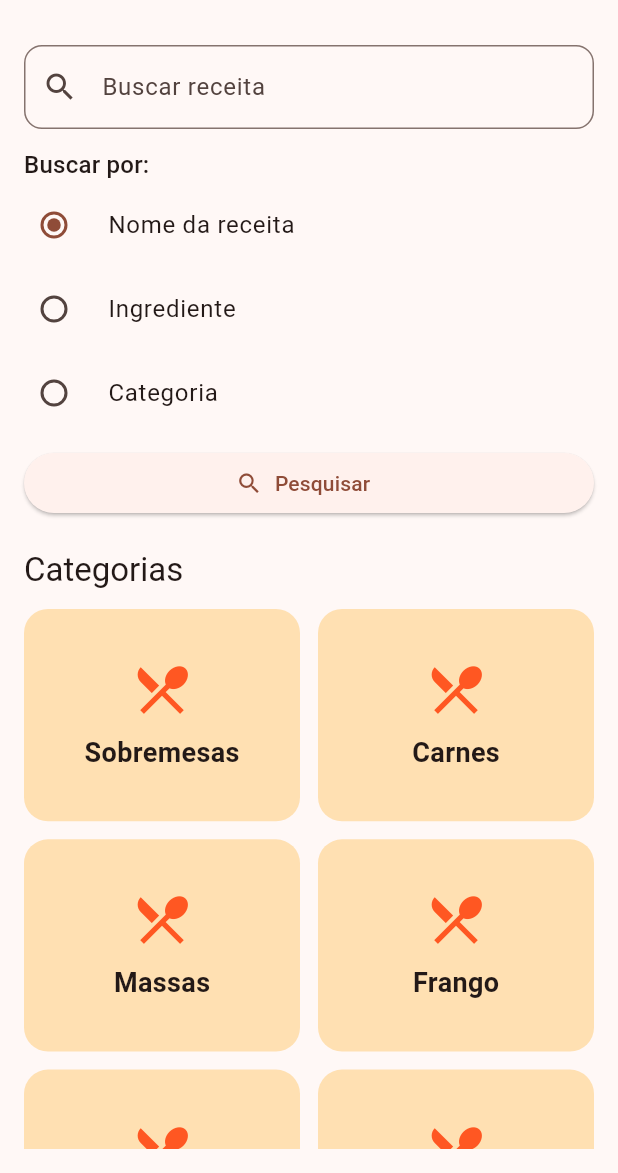
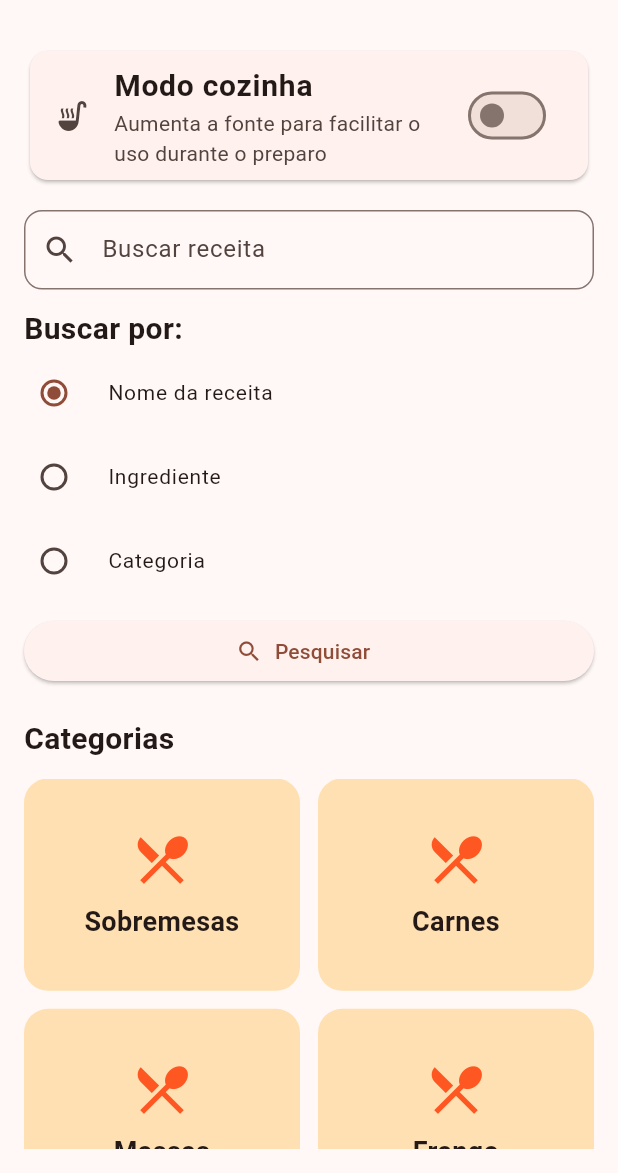
Before and after one commit to alvar077/Gastro-ChefIA-APP, a Flutter app: the screen it shows after launch, on a phone screen of 412 x 824 dp, the part 63-1236 px from its top. Run offline on Flutter 3.47's test engine with Material 3 defaults, Android fonts, the phone set to English and light mode, and no system bars.

Commit message:
Implementação inicial do modo cozinha

```diff
--- a/lib/screens/home_screen.dart
+++ b/lib/screens/home_screen.dart
@@ -1,4 +1,10 @@
 import 'package:flutter/material.dart';
+
+enum SearchType {
+  nome,
+  ingrediente,
+  categoria,
+}
 
 class HomeScreen extends StatefulWidget {
   const HomeScreen({super.key});
@@ -7,19 +13,14 @@ class HomeScreen extends StatefulWidget {
   State<HomeScreen> createState() => _HomeScreenState();
 }
 
-enum SearchType {
-  nome,
-  ingrediente,
-  categoria,
-}
-
 class _HomeScreenState extends State<HomeScreen> {
-  final _formKey = GlobalKey<FormState>();
+  final GlobalKey<FormState> _formKey = GlobalKey<FormState>();
   final TextEditingController _searchController = TextEditingController();
 
   SearchType _searchType = SearchType.nome;
+  bool _kitchenMode = false;
 
-  final categories = [
+  final List<String> categories = [
     'Sobremesas',
     'Carnes',
     'Massas',
@@ -36,7 +37,7 @@ class _HomeScreenState extends State<HomeScreen> {
 
   void _searchRecipe() {
     if (_formKey.currentState!.validate()) {
-      final searchText = _searchController.text.trim();
+      final String searchText = _searchController.text.trim();
 
       ScaffoldMessenger.of(context).showSnackBar(
         SnackBar(
@@ -68,15 +69,21 @@ class _HomeScreenState extends State<HomeScreen> {
   Widget _buildRadioOption({
     required String title,
     required SearchType value,
+    required double fontSize,
   }) {
     return RadioListTile<SearchType>(
-      title: Text(title),
+      title: Text(
+        title,
+        style: TextStyle(fontSize: fontSize),
+      ),
       value: value,
       groupValue: _searchType,
       onChanged: (SearchType? selectedValue) {
-        setState(() {
-          _searchType = selectedValue!;
-        });
+        if (selectedValue != null) {
+          setState(() {
+            _searchType = selectedValue;
+          });
+        }
       },
       contentPadding: EdgeInsets.zero,
     );
@@ -84,6 +91,10 @@ class _HomeScreenState extends State<HomeScreen> {
 
   @override
   Widget build(BuildContext context) {
+    final double titleFontSize = _kitchenMode ? 24 : 20;
+    final double textFontSize = _kitchenMode ? 18 : 14;
+    final double cardFontSize = _kitchenMode ? 22 : 18;
+
     return Scaffold(
       appBar: AppBar(
         title: const Text('ChefApp'),
@@ -100,12 +111,38 @@ class _HomeScreenState extends State<HomeScreen> {
         padding: const EdgeInsets.all(16),
         child: Column(
           children: [
+            Card(
+              child: SwitchListTile(
+                title: Text(
+                  'Modo cozinha',
+                  style: TextStyle(
+                    fontSize: titleFontSize,
+                    fontWeight: FontWeight.bold,
+                  ),
+                ),
+                subtitle: Text(
+                  'Aumenta a fonte para facilitar o uso durante o preparo',
+                  style: TextStyle(fontSize: textFontSize),
+                ),
+                secondary: const Icon(Icons.soup_kitchen),
+                value: _kitchenMode,
+                onChanged: (bool value) {
+                  setState(() {
+                    _kitchenMode = value;
+                  });
+                },
+              ),
+            ),
+
+            const SizedBox(height: 16),
+
             Form(
               key: _formKey,
               child: Column(
                 children: [
                   TextFormField(
                     controller: _searchController,
+                    style: TextStyle(fontSize: textFontSize),
                     decoration: InputDecoration(
                       labelText: 'Buscar receita',
                       hintText: 'Ex: frango, bolo, massa...',
@@ -114,7 +151,7 @@ class _HomeScreenState extends State<HomeScreen> {
                         borderRadius: BorderRadius.circular(12),
                       ),
                     ),
-                    validator: (value) {
+                    validator: (String? value) {
                       if (value == null || value.trim().isEmpty) {
                         return 'Digite algo para buscar';
                       }
@@ -133,21 +170,29 @@ class _HomeScreenState extends State<HomeScreen> {
                     alignment: Alignment.centerLeft,
                     child: Text(
                       'Buscar por:',
-                      style: Theme.of(context).textTheme.titleMedium,
+                      style: TextStyle(
+                        fontSize: titleFontSize,
+                        fontWeight: FontWeight.bold,
+                      ),
                     ),
                   ),
 
                   _buildRadioOption(
                     title: 'Nome da receita',
                     value: SearchType.nome,
+                    fontSize: textFontSize,
                   ),
+
                   _buildRadioOption(
                     title: 'Ingrediente',
                     value: SearchType.ingrediente,
+                    fontSize: textFontSize,
                   ),
+
                   _buildRadioOption(
                     title: 'Categoria',
                     value: SearchType.categoria,
+                    fontSize: textFontSize,
                   ),
 
                   const SizedBox(height: 8),
@@ -157,7 +202,10 @@ class _HomeScreenState extends State<HomeScreen> {
                     child: ElevatedButton.icon(
                       onPressed: _searchRecipe,
                       icon: const Icon(Icons.search),
-                      label: const Text('Pesquisar'),
+                      label: Text(
+                        'Pesquisar',
+                        style: TextStyle(fontSize: textFontSize),
+                      ),
                     ),
                   ),
                 ],
@@ -170,7 +218,10 @@ class _HomeScreenState extends State<HomeScreen> {
               alignment: Alignment.centerLeft,
               child: Text(
                 'Categorias',
-                style: Theme.of(context).textTheme.titleLarge,
+                style: TextStyle(
+                  fontSize: titleFontSize,
+                  fontWeight: FontWeight.bold,
+                ),
               ),
             ),
 
@@ -185,8 +236,8 @@ class _HomeScreenState extends State<HomeScreen> {
                   crossAxisSpacing: 12,
                   childAspectRatio: 1.3,
                 ),
-                itemBuilder: (context, index) {
-                  final category = categories[index];
+                itemBuilder: (BuildContext context, int index) {
+                  final String category = categories[index];
 
                   return InkWell(
                     onTap: () {
@@ -210,11 +261,14 @@ class _HomeScreenState extends State<HomeScreen> {
                             size: 42,
                             color: Colors.deepOrange,
                           ),
+
                           const SizedBox(height: 8),
+
                           Text(
                             category,
-                            style: const TextStyle(
-                              fontSize: 18,
+                            textAlign: TextAlign.center,
+                            style: TextStyle(
+                              fontSize: cardFontSize,
                               fontWeight: FontWeight.bold,
                             ),
                           ),
```
